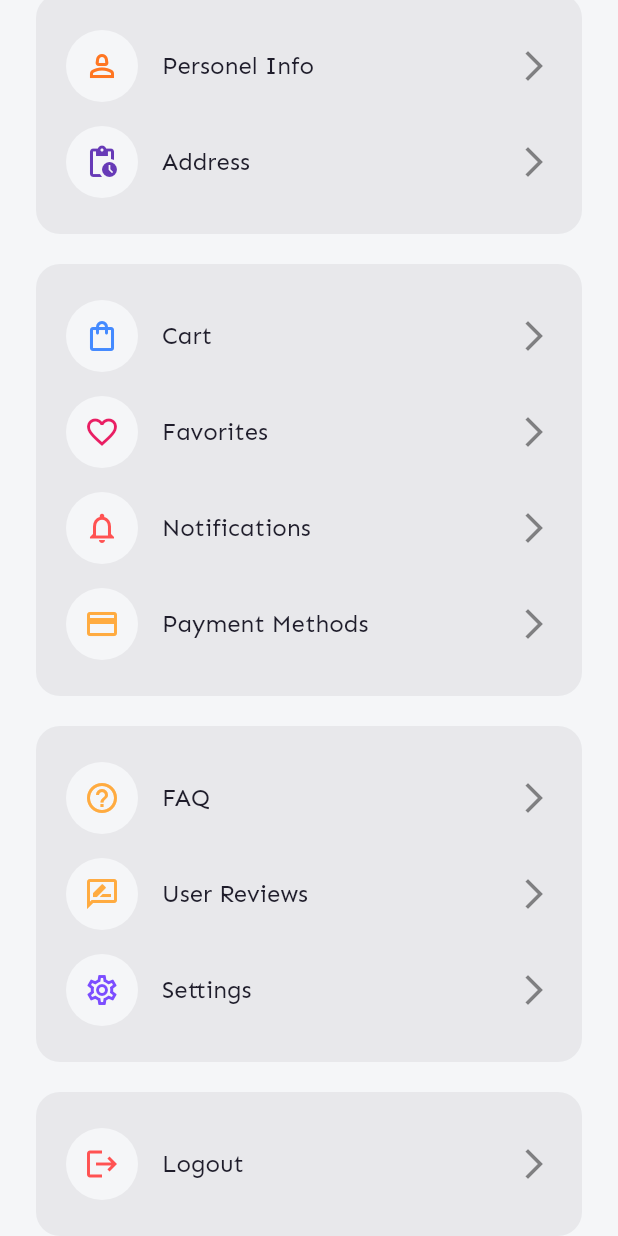
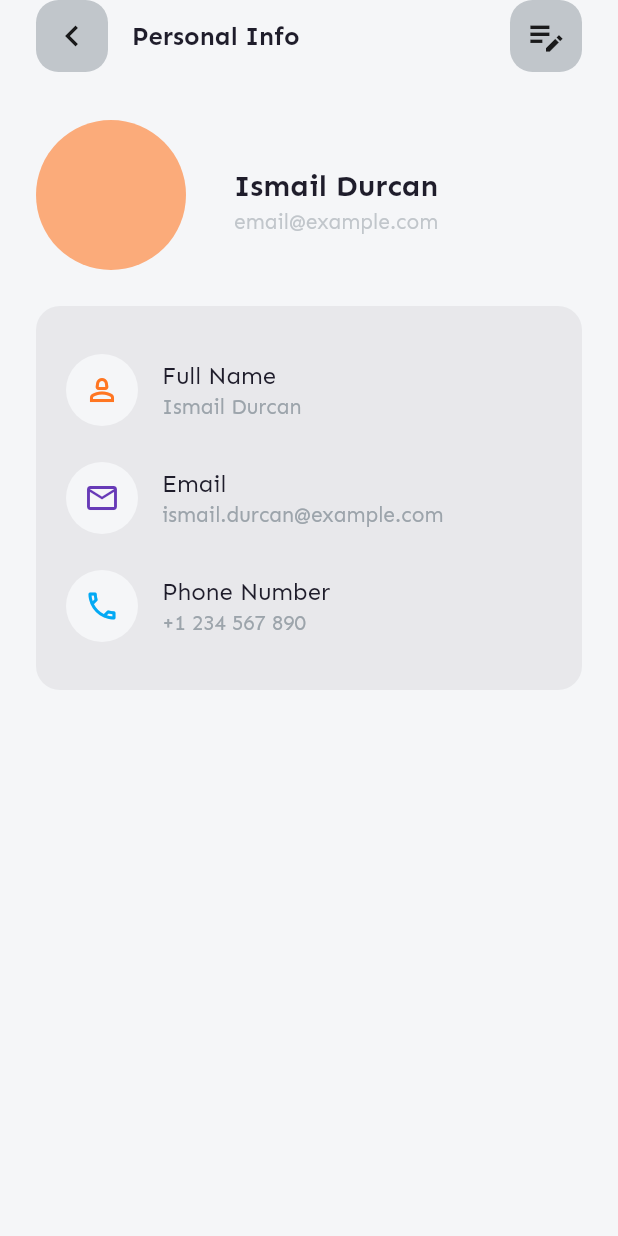
Before and after one commit to ismaildrcn/yumzi, a Flutter app: the UserPage screen opened by its route, scrolled down 208 dp, after a tap on "Personel Info", on a phone screen of 412 x 824 dp. Run offline on Flutter 3.47's test engine with Material 3 defaults, Android fonts, the phone set to English and light mode, and no system bars; our stand-ins replace buttons_tabbar, dio, email_validator, flutter_secure_storage, go_router, google_fonts and 2 more; accounts and stored records are empty.

Commit message:
Add user detail page and user avatar component; update routing and user menu item

```diff
--- a/lib/config/app_router.dart
+++ b/lib/config/app_router.dart
@@ -8,6 +8,7 @@ import 'package:yumzi/presentation/screens/auth/verification_page.dart';
 import 'package:yumzi/presentation/screens/home/home_page.dart';
 import 'package:yumzi/presentation/screens/restaurant/menu_item_page.dart';
 import 'package:yumzi/presentation/screens/restaurant/restaurant_page.dart';
+import 'package:yumzi/presentation/screens/user/user_detail_page.dart';
 import 'package:yumzi/presentation/screens/user/user_page.dart';
 
 class AppRouter {
@@ -77,6 +78,11 @@ class AppRouter {
           path: AppRoutes.user.path,
           builder: (context, state) => UserPage(),
         ),
+        GoRoute(
+          name: AppRoutes.userDetail.name,
+          path: AppRoutes.userDetail.path,
+          builder: (context, state) => UserDetailPage(),
+        ),
       ],
     ),
   ];
--- a/lib/enums/app_routes.dart
+++ b/lib/enums/app_routes.dart
@@ -4,6 +4,7 @@ enum AppRoutes {
   login("/login"),
   register("/register"),
   user("/user"),
+  userDetail("/user-detail"),
   forgotPassword("/forgot-password"),
   verification("/verification"),
   restaurant("/restaurant"),
--- /dev/null
+++ b/lib/presentation/screens/user/user_avatar.dart
@@ -0,0 +1,38 @@
+import 'package:flutter/material.dart';
+
+class UserAvatar extends StatelessWidget {
+  const UserAvatar({super.key});
+
+  @override
+  Widget build(BuildContext context) {
+    return Row(
+      mainAxisAlignment: MainAxisAlignment.start,
+      crossAxisAlignment: CrossAxisAlignment.center,
+      children: [
+        CircleAvatar(
+          radius: 50,
+          backgroundColor: Theme.of(context).colorScheme.primary.withAlpha(150),
+        ),
+        SizedBox(width: 32),
+        Column(
+          crossAxisAlignment: CrossAxisAlignment.start,
+          children: [
+            SizedBox(height: 8),
+            Text(
+              "Ismail Durcan",
+              style: TextStyle(fontSize: 20, fontWeight: FontWeight.bold),
+            ),
+            SizedBox(height: 4),
+            Text(
+              "email@example.com",
+              style: TextStyle(
+                fontSize: 14,
+                color: Theme.of(context).colorScheme.onSecondary.withAlpha(150),
+              ),
+            ),
+          ],
+        ),
+      ],
+    );
+  }
+}
--- /dev/null
+++ b/lib/presentation/screens/user/user_detail_page.dart
@@ -0,0 +1,121 @@
+import 'package:flutter/material.dart';
+import 'package:yumzi/presentation/screens/user/user_avatar.dart';
+import 'package:yumzi/presentation/screens/user/user_menu_item.dart';
+
+class UserDetailPage extends StatefulWidget {
+  const UserDetailPage({super.key});
+
+  @override
+  State<UserDetailPage> createState() => _UserDetailPageState();
+}
+
+class _UserDetailPageState extends State<UserDetailPage> {
+  @override
+  Widget build(BuildContext context) {
+    return Scaffold(
+      body: SafeArea(
+        child: SingleChildScrollView(
+          child: Padding(
+            padding: const EdgeInsets.symmetric(horizontal: 24.0),
+            child: Column(
+              children: [
+                Row(
+                  mainAxisAlignment: MainAxisAlignment.spaceBetween,
+                  children: [
+                    Row(
+                      mainAxisAlignment: MainAxisAlignment.start,
+                      children: [
+                        Container(
+                          decoration: BoxDecoration(
+                            color: Theme.of(
+                              context,
+                            ).colorScheme.onSecondary.withAlpha(150),
+                            borderRadius: BorderRadius.circular(15),
+                          ),
+                          child: IconButton(
+                            iconSize: 28,
+                            icon: Icon(Icons.chevron_left_sharp),
+                            onPressed: () {
+                              Navigator.pop(context);
+                            },
+                          ),
+                        ),
+                        SizedBox(width: 16),
+                        Text(
+                          "Personal Info",
+                          style: TextStyle(
+                            fontSize: 17,
+                            fontWeight: FontWeight.bold,
+                          ),
+                        ),
+                      ],
+                    ),
+
+                    Container(
+                      decoration: BoxDecoration(
+                        color: Theme.of(
+                          context,
+                        ).colorScheme.onSecondary.withAlpha(150),
+                        borderRadius: BorderRadius.circular(15),
+                      ),
+                      child: IconButton(
+                        iconSize: 28,
+                        icon: Icon(Icons.edit_note_sharp),
+                        onPressed: () {
+                          Navigator.pop(context);
+                        },
+                      ),
+                    ),
+                  ],
+                ),
+                SizedBox(height: 32),
+                UserAvatar(),
+                SizedBox(height: 24),
+
+                Container(
+                  padding: EdgeInsets.all(20),
+                  decoration: BoxDecoration(
+                    color: Theme.of(
+                      context,
+                    ).colorScheme.secondary.withAlpha(16),
+                    borderRadius: BorderRadius.circular(16),
+                  ),
+                  child: Column(
+                    mainAxisSize: MainAxisSize.min,
+                    crossAxisAlignment: CrossAxisAlignment.start,
+                    children: [
+                      UserMenuItem(
+                        icon: Icon(
+                          Icons.person_2_outlined,
+                          color: Theme.of(context).colorScheme.primary,
+                        ),
+                        title: "Full Name",
+                        subtitle: "Ismail Durcan",
+                      ),
+                      UserMenuItem(
+                        icon: Icon(
+                          Icons.email_outlined,
+                          color: Colors.deepPurple,
+                        ),
+                        title: "Email",
+                        subtitle: "ismail.durcan@example.com",
+                      ),
+                      UserMenuItem(
+                        icon: Icon(
+                          Icons.phone_outlined,
+                          color: Colors.lightBlue,
+                        ),
+                        title: "Phone Number",
+                        subtitle: "+1 234 567 890",
+                      ),
+                    ],
+                  ),
+                ),
+              ],
+            ),
+          ),
+        ),
+      ),
+    );
+  }
+}
--- a/lib/presentation/screens/user/user_menu_item.dart
+++ b/lib/presentation/screens/user/user_menu_item.dart
@@ -5,13 +5,13 @@ class UserMenuItem extends StatelessWidget {
   Icon icon;
   String title;
   String? subtitle;
-  VoidCallback onTap;
+  VoidCallback? onTap;
   UserMenuItem({
     super.key,
     required this.icon,
     required this.title,
     this.subtitle,
-    required this.onTap,
+    this.onTap,
   });
 
   @override
@@ -28,7 +28,7 @@ class UserMenuItem extends StatelessWidget {
       ),
       title: Text(title, style: TextStyle(fontSize: 16)),
       subtitle: subtitle != null ? Text(subtitle!) : null,
-      trailing: Icon(Icons.arrow_forward_ios),
+      trailing: onTap != null ? Icon(Icons.arrow_forward_ios) : null,
       onTap: onTap,
     );
   }
--- a/lib/presentation/screens/user/user_page.dart
+++ b/lib/presentation/screens/user/user_page.dart
@@ -1,4 +1,7 @@
 import 'package:flutter/material.dart';
+import 'package:go_router/go_router.dart';
+import 'package:yumzi/enums/app_routes.dart';
+import 'package:yumzi/presentation/screens/user/user_avatar.dart';
 import 'package:yumzi/presentation/screens/user/user_menu_item.dart';
 
 class UserPage extends StatefulWidget {
@@ -68,42 +71,7 @@ class _UserPageState extends State<UserPage> {
                   ],
                 ),
                 SizedBox(height: 24),
-                Row(
-                  mainAxisAlignment: MainAxisAlignment.start,
-                  crossAxisAlignment: CrossAxisAlignment.center,
-                  children: [
-                    CircleAvatar(
-                      radius: 50,
-                      backgroundColor: Theme.of(
-                        context,
-                      ).colorScheme.primary.withAlpha(150),
-                    ),
-                    SizedBox(width: 32),
-                    Column(
-                      crossAxisAlignment: CrossAxisAlignment.start,
-                      children: [
-                        SizedBox(height: 8),
-                        Text(
-                          "Ismail Durcan",
-                          style: TextStyle(
-                            fontSize: 20,
-                            fontWeight: FontWeight.bold,
-                          ),
-                        ),
-                        SizedBox(height: 4),
-                        Text(
-                          "email@example.com",
-                          style: TextStyle(
-                            fontSize: 14,
-                            color: Theme.of(
-                              context,
-                            ).colorScheme.onSecondary.withAlpha(150),
-                          ),
-                        ),
-                      ],
-                    ),
-                  ],
-                ),
+                UserAvatar(),
 
                 SizedBox(height: 32),
 
@@ -126,7 +94,7 @@ class _UserPageState extends State<UserPage> {
                           color: Theme.of(context).colorScheme.primary,
                         ),
                         title: "Personel Info",
-                        onTap: () {},
+                        onTap: () => context.push(AppRoutes.userDetail.path),
                       ),
                       UserMenuItem(
                         icon: Icon(
```
